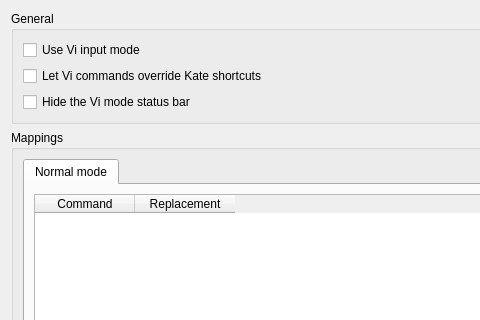
Before: the Qt Designer form part/dialogs/viinputmodeconfigwidget.ui in KDE/kate, drawn with Qt 5; both pictures show x 0 to 480 and y 0 to 320 of the 571 by 510 pixel window.
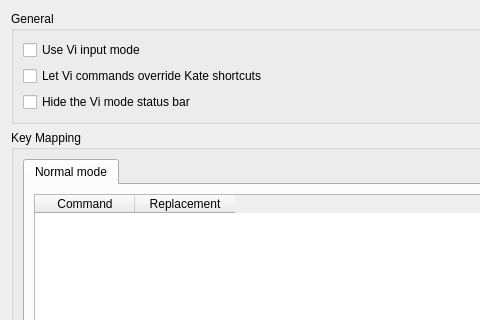
After: the same form once the commit is applied.

Commit message: "what's this" text for mapping group box in vi mode config

```diff
--- a/part/dialogs/viinputmodeconfigwidget.ui
+++ b/part/dialogs/viinputmodeconfigwidget.ui
@@ -60,7 +60,7 @@
    <item>
     <widget class="QGroupBox" name="groupBox" >
      <property name="title" >
-      <string>Mappings</string>
+      <string>Key Mapping</string>
      </property>
      <layout class="QVBoxLayout" name="verticalLayout_2" >
       <item>
```
Left out of the diff: 8 changed lines with no effect on the pictures.
